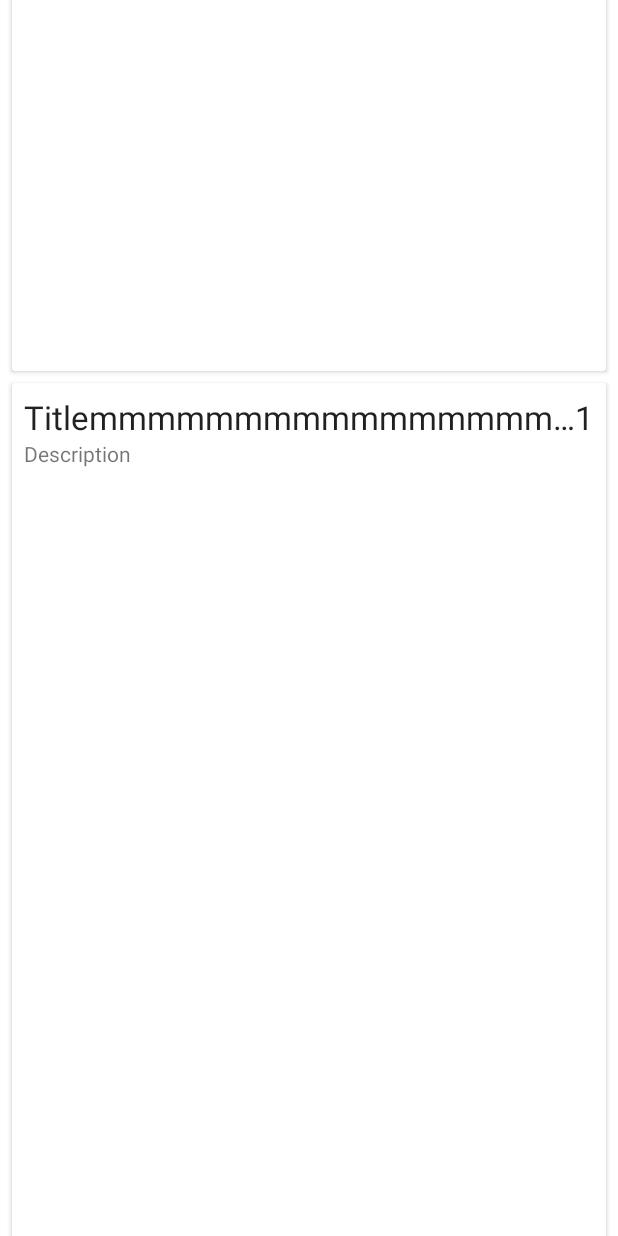
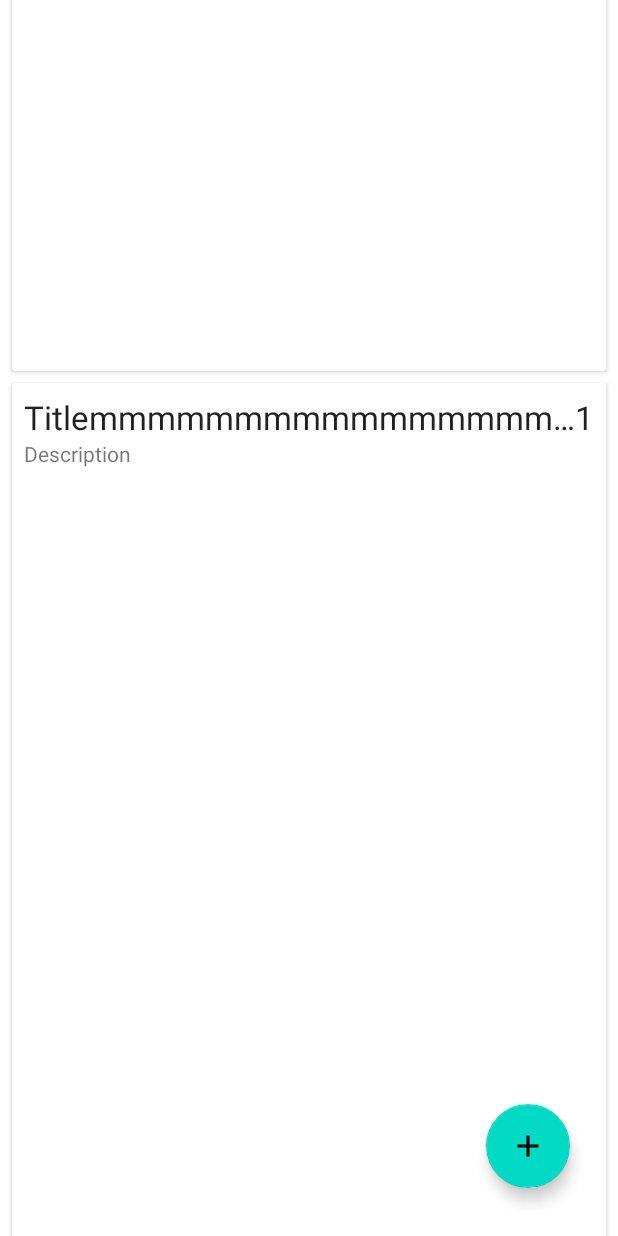
Before and after one commit to JeremieGi/TestMVVM, an Android app: the layout activity_main.xml on its own in the app's theme, with its tools: preview values and no code run, scrolled down 576 dp, on a phone screen of 412 x 824 dp. Run offline under Robolectric (Android 15) with nearby library versions, the phone set to English and light mode, and no system bars.

Commit message:
Fenêtre fiche OK

```diff
--- a/app/src/main/AndroidManifest.xml
+++ b/app/src/main/AndroidManifest.xml
@@ -12,6 +12,9 @@
         android:theme="@style/Theme.TestMVVM"
         tools:targetApi="31">
         <activity
+            android:name=".NoteActivity"
+            android:exported="false" />
+        <activity
             android:name=".MainActivity"
             android:exported="true">
             <intent-filter>
--- /dev/null
+++ b/app/src/main/res/drawable/ic_add.xml
@@ -0,0 +1,5 @@
+<vector android:height="24dp" android:tint="#FFFFFF"
+    android:viewportHeight="24" android:viewportWidth="24"
+    android:width="24dp" xmlns:android="http://schemas.android.com/apk/res/android">
+    <path android:fillColor="@android:color/white" android:pathData="M19,13h-6v6h-2v-6H5v-2h6V5h2v6h6v2z"/>
+</vector>
--- /dev/null
+++ b/app/src/main/res/drawable/ic_close.xml
@@ -0,0 +1,5 @@
+<vector android:height="24dp" android:tint="#FFFFFF"
+    android:viewportHeight="24" android:viewportWidth="24"
+    android:width="24dp" xmlns:android="http://schemas.android.com/apk/res/android">
+    <path android:fillColor="@android:color/white" android:pathData="M19,6.41L17.59,5 12,10.59 6.41,5 5,6.41 10.59,12 5,17.59 6.41,19 12,13.41 17.59,19 19,17.59 13.41,12z"/>
+</vector>
--- /dev/null
+++ b/app/src/main/res/drawable/ic_save.xml
@@ -0,0 +1,5 @@
+<vector android:height="24dp" android:tint="#FFFFFF"
+    android:viewportHeight="24" android:viewportWidth="24"
+    android:width="24dp" xmlns:android="http://schemas.android.com/apk/res/android">
+    <path android:fillColor="@android:color/white" android:pathData="M17,3L5,3c-1.11,0 -2,0.9 -2,2v14c0,1.1 0.89,2 2,2h14c1.1,0 2,-0.9 2,-2L21,7l-4,-4zM12,19c-1.66,0 -3,-1.34 -3,-3s1.34,-3 3,-3 3,1.34 3,3 -1.34,3 -3,3zM15,9L5,9L5,5h10v4z"/>
+</vector>
--- a/app/src/main/res/layout/activity_main.xml
+++ b/app/src/main/res/layout/activity_main.xml
@@ -13,4 +13,13 @@
         tools:listitem="@layout/note_item"
      />
 
+    <com.google.android.material.floatingactionbutton.FloatingActionButton
+        android:id="@+id/BTN_Add"
+        android:layout_width="wrap_content"
+        android:layout_height="wrap_content"
+        android:src="@drawable/ic_add"
+        android:layout_gravity="bottom|end"
+        android:layout_margin="32dp"
+        />
+
 </androidx.coordinatorlayout.widget.CoordinatorLayout>
--- a/app/src/main/res/layout/note_item.xml
+++ b/app/src/main/res/layout/note_item.xml
@@ -36,7 +36,7 @@
             android:layout_width="wrap_content"
             android:layout_height="wrap_content"
             android:layout_below="@id/SAI_Title"
-            android:text="Description"
+            android:text="@string/description"
             />
 
     </RelativeLayout>
--- a/app/src/main/res/values/strings.xml
+++ b/app/src/main/res/values/strings.xml
@@ -1,3 +1,7 @@
 <resources>
     <string name="app_name">TestMVVM</string>
+    <string name="title">Title</string>
+    <string name="description">Description</string>
+    <string name="priority">Priority</string>
+    <string name="save">Save</string>
 </resources>
```
Also changed, not shown: app/src/main/java/com/example/testmvvm/NoteActivity.kt (added, +36 -0 lines), app/src/main/res/layout/activity_note.xml (added, +43 -0 lines), app/src/main/res/menu/add_note_menu.xml (added, +9 -0 lines).
